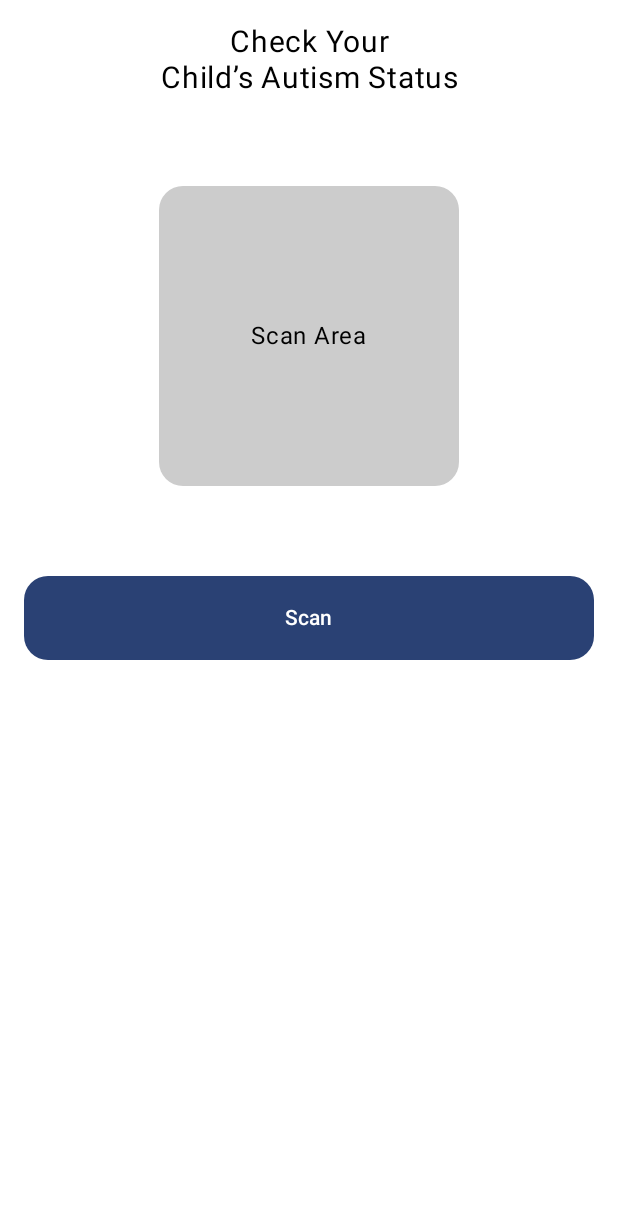
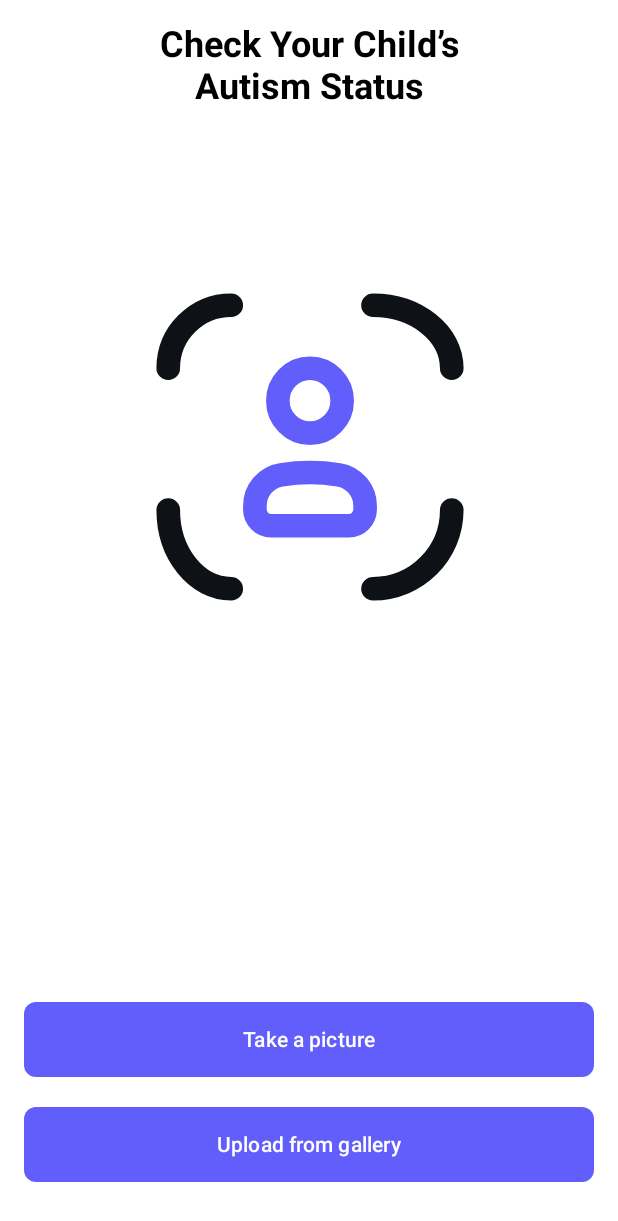
Before and after one commit to Divarizky/child-autism-detection-app, an Android app built with Jetpack Compose: the @Preview function AutismDetectionPreview, on a phone screen of 412 x 824 dp. Shown: the top 1221 px of the screen. Run offline under Robolectric (Android 15) with nearby library versions, the phone set to English and light mode, and no system bars.

Commit message:
Fixed AutismDetectionScreen.kt and add new routes:
AutismDetectionScreen.kt fixed layout:
- Add scan image xml to AutismDetectionScreen.kt
- Add new button "Take a picture" and "Upload from gallery"

New routes:
- add routes from WelcomeScreen.kt navigate to AutismDetectionScreen.kt

```diff
--- a/app/src/main/java/com/application/divarizky/autismdetection/MainActivity.kt
+++ b/app/src/main/java/com/application/divarizky/autismdetection/MainActivity.kt
@@ -8,7 +8,7 @@ import androidx.compose.material3.MaterialTheme
 import androidx.compose.material3.Surface
 import androidx.compose.ui.Modifier
 import androidx.navigation.compose.rememberNavController
-import com.application.divarizky.autismdetection.ui.navigation.NavRoutes
+import com.application.divarizky.autismdetection.navigation.NavRoutes
 import com.application.divarizky.autismdetection.ui.theme.AutismDetectionTheme
 
 class MainActivity : ComponentActivity() {
--- a/app/src/main/java/com/application/divarizky/autismdetection/navigation/NavRoutes.kt
+++ b/app/src/main/java/com/application/divarizky/autismdetection/navigation/NavRoutes.kt
@@ -1,10 +1,11 @@
-package com.application.divarizky.autismdetection.ui.navigation
+package com.application.divarizky.autismdetection.navigation
 
 import androidx.compose.runtime.Composable
 import androidx.navigation.NavHostController
 import androidx.navigation.compose.NavHost
 import androidx.navigation.compose.composable
 import androidx.navigation.compose.rememberNavController
+import com.application.divarizky.autismdetection.ui.screens.AutismDetectionScreen
 import com.application.divarizky.autismdetection.ui.screens.SplashScreen
 import com.application.divarizky.autismdetection.ui.screens.WelcomeScreen
 
@@ -29,5 +30,8 @@ fun NavRoutes(navController: NavHostController = rememberNavController()) {
         composable(route = NavigationRoutes.Welcome.route) {
             WelcomeScreen(navController)
         }
+        composable(route = NavigationRoutes.AutismDetection.route) {
+            AutismDetectionScreen(navController)
+        }
     }
 }
--- a/app/src/main/java/com/application/divarizky/autismdetection/ui/screens/AutismDetectionScreen.kt
+++ b/app/src/main/java/com/application/divarizky/autismdetection/ui/screens/AutismDetectionScreen.kt
@@ -1,66 +1,98 @@
 package com.application.divarizky.autismdetection.ui.screens
 
+import android.graphics.Paint.Align
+import androidx.compose.foundation.Image
 import androidx.compose.foundation.background
 import androidx.compose.foundation.layout.*
 import androidx.compose.foundation.shape.RoundedCornerShape
 import androidx.compose.material3.Button
+import androidx.compose.material3.ButtonDefaults
+import androidx.compose.material3.MaterialTheme
 import androidx.compose.material3.Text
 import androidx.compose.runtime.Composable
 import androidx.compose.ui.Alignment
 import androidx.compose.ui.Modifier
 import androidx.compose.ui.graphics.Color
+import androidx.compose.ui.layout.ContentScale
+import androidx.compose.ui.res.painterResource
+import androidx.compose.ui.res.stringResource
 import androidx.compose.ui.text.style.TextAlign
 import androidx.compose.ui.tooling.preview.Preview
 import androidx.compose.ui.unit.dp
 import androidx.compose.ui.unit.sp
+import androidx.navigation.NavHostController
+import androidx.navigation.compose.rememberNavController
+import com.application.divarizky.autismdetection.R
 import com.application.divarizky.autismdetection.ui.theme.AutismDetectionTheme
+import com.application.divarizky.autismdetection.ui.theme.Dimensions.imageSize
+import com.application.divarizky.autismdetection.ui.theme.Dimensions.paddingStandard
+import com.application.divarizky.autismdetection.ui.theme.Dimensions.titleTextStyle
+import com.application.divarizky.autismdetection.ui.theme.Dimensions.verticalPadding
+import com.application.divarizky.autismdetection.ui.theme.MediumBlue
 
 @Composable
-fun AutismDetectionScreen() {
+fun AutismDetectionScreen(navController: NavHostController) {
     Column(
         modifier = Modifier
             .fillMaxSize()
-            .padding(16.dp)
+            .padding(paddingStandard)
     ) {
         Box(
-            modifier = Modifier.fillMaxWidth()
+            contentAlignment = Alignment.TopCenter,
+            modifier = Modifier
+                .fillMaxWidth()
         ) {
             Text(
-                text = "Check Your\nChild’s Autism Status",
-                fontSize = 20.sp,
-                modifier = Modifier.align(Alignment.TopCenter),
-                textAlign = TextAlign.Center
+                text = stringResource(R.string.autism_detection_screen_title),
+                textAlign = TextAlign.Center,
+                style = titleTextStyle
             )
         }
-
-        Spacer(modifier = Modifier.height(60.dp))
-
         Box(
+            contentAlignment = Alignment.Center,
             modifier = Modifier
-                .align(alignment = Alignment.CenterHorizontally)
-                .size(200.dp)
-                .background(Color.LightGray, RoundedCornerShape(16.dp)),
-            contentAlignment = Alignment.Center
+                .fillMaxWidth()
+                .padding(top = 100.dp)
         ) {
-            // Placeholder for scan area
-            Text(text = "Scan Area", color = Color.Black)
+            Image(
+                painter = painterResource(id = R.drawable.img_scan),
+                contentDescription = stringResource(R.string.scan_image_description ),
+                contentScale = ContentScale.Fit,
+                modifier = imageSize
+            )
         }
-
-        Spacer(modifier = Modifier.height(60.dp))
-
+        Spacer(modifier = Modifier.weight(1f))
+        Column(
+            modifier = Modifier
+                .padding(bottom = verticalPadding),
+            horizontalAlignment = Alignment.CenterHorizontally
+        ) {
             Button(
                 onClick = {
                     // scan logic
                 },
+                shape = RoundedCornerShape(8.dp),
+                colors = ButtonDefaults.buttonColors(containerColor = MediumBlue),
                 modifier = Modifier
                     .fillMaxWidth()
-                .height(56.dp),
-            shape = RoundedCornerShape(16.dp)
+                    .height(50.dp)
             ) {
-            Text(text = "Scan")
+                Text(text = stringResource(R.string.take_a_picture_button_text))
             }
-
-        Spacer(modifier = Modifier.height(20.dp))
+            Spacer(modifier = Modifier.height(verticalPadding))
+            Button(
+                onClick = {
+                    // upload from gallery logic
+                },
+                shape = RoundedCornerShape(8.dp),
+                colors = ButtonDefaults.buttonColors(containerColor = MediumBlue),
+                modifier = Modifier
+                    .fillMaxWidth()
+                    .height(50.dp)
+            ) {
+                Text(text = stringResource(R.string.upload_from_gallery_button_text))
+            }
+        }
     }
 }
 
@@ -68,6 +100,6 @@ fun AutismDetectionScreen() {
 @Composable
 fun AutismDetectionPreview() {
     AutismDetectionTheme {
-        AutismDetectionScreen()
+        AutismDetectionScreen(navController = rememberNavController())
     }
 }
--- a/app/src/main/java/com/application/divarizky/autismdetection/ui/screens/WelcomeScreen.kt
+++ b/app/src/main/java/com/application/divarizky/autismdetection/ui/screens/WelcomeScreen.kt
@@ -79,7 +79,7 @@ fun WelcomeScreen(navController: NavHostController) {
                         shape = RoundedCornerShape(cornerRadius)
                     )
                     .clickable {
-                        navController.navigate("login_screen")
+                        navController.navigate("autism_detection")
                     },
                 contentAlignment = Alignment.Center
             ) {
--- /dev/null
+++ b/app/src/main/res/drawable/img_scan.xml
@@ -0,0 +1,22 @@
+<vector xmlns:android="http://schemas.android.com/apk/res/android"
+    android:width="800dp"
+    android:height="800dp"
+    android:viewportWidth="24"
+    android:viewportHeight="24">
+  <path
+      android:pathData="M8.5,15.741C8.5,14.757 9.209,13.92 10.172,13.765C11.383,13.57 12.617,13.57 13.828,13.765C14.791,13.92 15.5,14.757 15.5,15.741V15.959C15.5,16.534 15.038,17 14.467,17H9.533C8.962,17 8.5,16.534 8.5,15.959V15.741Z"
+      android:strokeWidth="1.5"
+      android:fillColor="#00000000"
+      android:strokeColor="#615EFC"/>
+  <path
+      android:pathData="M14.042,9.059C14.042,10.196 13.128,11.118 12,11.118C10.872,11.118 9.958,10.196 9.958,9.059C9.958,7.922 10.872,7 12,7C13.128,7 14.042,7.922 14.042,9.059Z"
+      android:strokeWidth="1.5"
+      android:fillColor="#00000000"
+      android:strokeColor="#615EFC"/>
+  <path
+      android:pathData="M21,7C21,4.791 18.761,3 16,3M3,16C3,18.761 4.791,21 7,21M7,3C4.791,3 3,4.791 3,7M16,21C18.761,21 21,18.761 21,16"
+      android:strokeWidth="1.5"
+      android:fillColor="#00000000"
+      android:strokeColor="#0E1115"
+      android:strokeLineCap="round"/>
+</vector>
--- a/app/src/main/res/values/strings.xml
+++ b/app/src/main/res/values/strings.xml
@@ -5,4 +5,10 @@
     <string name="welcome_image_description">Welcome Image</string>
     <string name="welcome_heading">Welcome</string>
     <string name="welcome_subheading">Together we help them understand and manage their emotions</string>
+
+    // Autism Detection
+    <string name="autism_detection_screen_title">Check Your Child’s\nAutism Status</string>
+    <string name="scan_image_description">Scan Image</string>
+    <string name="take_a_picture_button_text">Take a picture</string>
+    <string name="upload_from_gallery_button_text">Upload from gallery</string>
 </resources>
```
Lines whose indentation alone changed are shown as unchanged.
